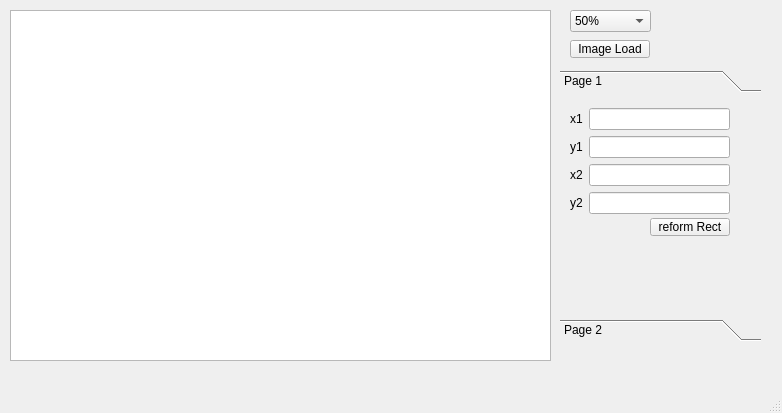
Old version of the form QtGraphicsEx/mainwindow.ui in the repository Jyeong2c/Project.
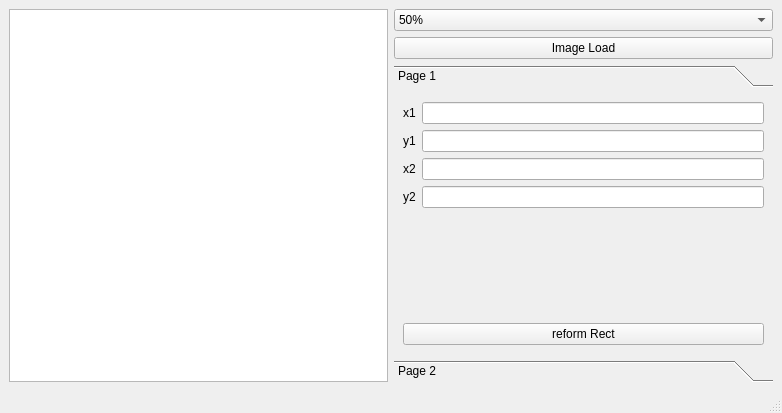
New version of the form.

```diff
--- a/QtGraphicsEx/mainwindow.ui
+++ b/QtGraphicsEx/mainwindow.ui
@@ -14,38 +14,12 @@
    <string>MainWindow</string>
   </property>
   <widget class="QWidget" name="centralwidget">
-   <widget class="QGraphicsView" name="graphicsView">
-    <property name="geometry">
-     <rect>
-      <x>10</x>
-      <y>10</y>
-      <width>541</width>
-      <height>351</height>
-     </rect>
-    </property>
-   </widget>
-   <widget class="QPushButton" name="loadButton">
-    <property name="geometry">
-     <rect>
-      <x>570</x>
-      <y>40</y>
-      <width>80</width>
-      <height>18</height>
-     </rect>
-    </property>
-    <property name="text">
-     <string>Image Load</string>
-    </property>
-   </widget>
+   <layout class="QGridLayout" name="gridLayout">
+    <item row="0" column="0" rowspan="3">
+     <widget class="QGraphicsView" name="graphicsView"/>
+    </item>
+    <item row="0" column="1">
    <widget class="QComboBox" name="sceneScaleCombo">
-    <property name="geometry">
-     <rect>
-      <x>570</x>
-      <y>10</y>
-      <width>81</width>
-      <height>22</height>
-     </rect>
-    </property>
     <item>
      <property name="text">
       <string>50%</string>
@@ -77,15 +51,16 @@
      </property>
     </item>
    </widget>
+    </item>
+    <item row="1" column="1">
+     <widget class="QPushButton" name="loadButton">
+      <property name="text">
+       <string>Image Load</string>
+      </property>
+     </widget>
+    </item>
+    <item row="2" column="1">
    <widget class="QToolBox" name="toolBox">
-    <property name="geometry">
-     <rect>
-      <x>560</x>
-      <y>70</y>
-      <width>201</width>
-      <height>271</height>
-     </rect>
-    </property>
     <property name="currentIndex">
      <number>0</number>
     </property>
@@ -94,22 +69,15 @@
       <rect>
        <x>0</x>
        <y>0</y>
-       <width>201</width>
-       <height>223</height>
+         <width>376</width>
+         <height>201</height>
       </rect>
      </property>
      <attribute name="label">
       <string>Page 1</string>
      </attribute>
-     <widget class="QWidget" name="formLayoutWidget">
-      <property name="geometry">
-       <rect>
-        <x>10</x>
-        <y>10</y>
-        <width>160</width>
-        <height>108</height>
-       </rect>
-      </property>
+       <layout class="QVBoxLayout" name="verticalLayout">
+        <item>
       <layout class="QFormLayout" name="formLayout_2">
        <item row="0" column="0">
         <widget class="QLabel" name="label">
@@ -152,20 +120,15 @@
         <widget class="QLineEdit" name="y2Edit"/>
        </item>
       </layout>
-     </widget>
+        </item>
+        <item>
      <widget class="QPushButton" name="createButton">
-      <property name="geometry">
-       <rect>
-        <x>90</x>
-        <y>120</y>
-        <width>80</width>
-        <height>18</height>
-       </rect>
-      </property>
       <property name="text">
        <string>reform Rect</string>
       </property>
      </widget>
+        </item>
+       </layout>
     </widget>
     <widget class="QWidget" name="page_2">
      <property name="geometry">
@@ -181,6 +144,8 @@
      </attribute>
     </widget>
    </widget>
+    </item>
+   </layout>
   </widget>
   <widget class="QMenuBar" name="menubar">
    <property name="geometry">
```
Left out of the diff: 6 changed lines with no effect on the pictures. Lines whose indentation alone changed are shown as unchanged.
